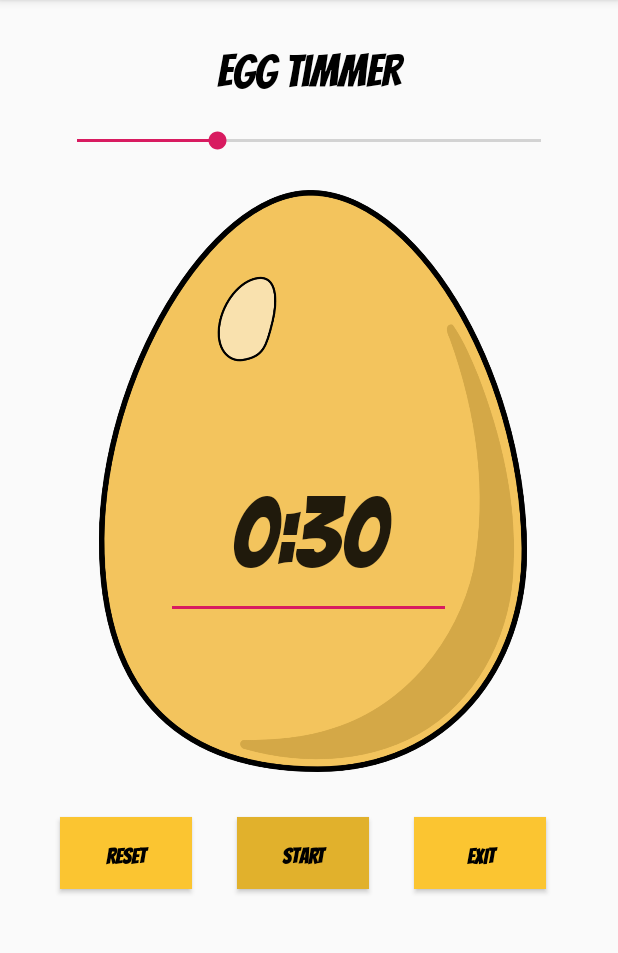
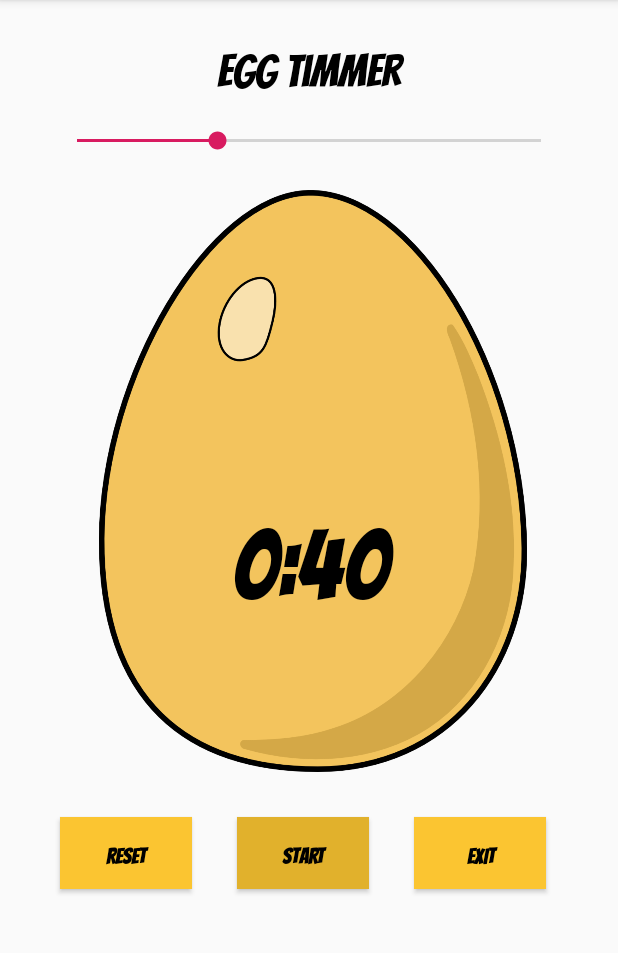
Before and after one commit to michukanyto/eggtimerAndroid, an Android app: the screen it shows after launch (MainActivity), after a tap on "RESET", on a phone screen of 412 x 824 dp, the part 84-1037 px from its top. Run offline under Robolectric (Android 15) with nearby library versions, the phone set to English and light mode, and no system bars.

Commit message:
Changing editText by textEdit in UI and in MainActivity.java

```diff
--- a/app/src/main/java/com/appsmontreal/MainActivity.java
+++ b/app/src/main/java/com/appsmontreal/MainActivity.java
@@ -6,12 +6,14 @@ import android.view.View;
 import android.widget.Button;
 import android.widget.EditText;
 import android.widget.SeekBar;
+import android.widget.TextView;
+import android.widget.Toast;
 
 public class MainActivity extends AppCompatActivity implements View.OnClickListener, SeekBar.OnSeekBarChangeListener {
     Button buttonReset;
     Button buttonStart;
     Button buttonExit;
-    EditText editTextTimer;
+    TextView textViewTimer;
     SeekBar seekBarTime;
     final int MAX = 330;
     final double INITIALPOSITION = 0.30;
@@ -31,14 +33,28 @@ public class MainActivity extends AppCompatActivity implements View.OnClickListe
         buttonReset.setOnClickListener(this);
         buttonStart.setOnClickListener(this);
         buttonExit.setOnClickListener(this);
+        textViewTimer = findViewById(R.id.textViewTimer);
         seekBarTime = findViewById(R.id.seekBarTime);
+        seekBarTime.setOnSeekBarChangeListener(this);
         seekBarTime.setMax(MAX);
         seekBarTime.setProgress(100);
+
+
     }
 
     @Override
     public void onClick(View v) {
         switch (v.getId()){
+            case R.id.buttonReset:
+                textViewTimer.setText("0:40");
+                break;
+            case R.id.buttonStart:
+                break;
+            case R.id.buttonExit:
+                finish();
+                break;
+            default:
+                break;
 
         }
 
@@ -46,7 +62,8 @@ public class MainActivity extends AppCompatActivity implements View.OnClickListe
 
     @Override
     public void onProgressChanged(SeekBar seekBar, int progress, boolean fromUser) {
-
+        textViewTimer.setText(String.valueOf(progress));
+        Toast.makeText(this,String.valueOf(progress),Toast.LENGTH_LONG).show();
     }
 
     @Override
--- a/app/src/main/res/layout/activity_main.xml
+++ b/app/src/main/res/layout/activity_main.xml
@@ -92,24 +92,24 @@
         android:layout_marginLeft="30sp"
         />
 
-    <EditText
-        android:id="@+id/editTextTime"
-        android:layout_width="190dp"
-        android:layout_height="95dp"
+    <TextView
+        android:id="@+id/textViewTimer"
+        android:layout_width="176dp"
+        android:layout_height="105dp"
         android:layout_marginStart="8dp"
         android:layout_marginTop="8dp"
         android:layout_marginEnd="8dp"
         android:layout_marginBottom="8dp"
-        android:ems="10"
         android:fontFamily="@font/bangers"
-        android:inputType="time"
-        android:text="0:30"
+        android:text="TextView"
         android:textAlignment="center"
+        android:textColor="@android:color/background_dark"
         android:textSize="65sp"
         app:layout_constraintBottom_toTopOf="@+id/buttonStart"
         app:layout_constraintEnd_toEndOf="parent"
-        app:layout_constraintHorizontal_bias="0.497"
         app:layout_constraintStart_toStartOf="parent"
         app:layout_constraintTop_toBottomOf="@+id/textViewtitle"
-        app:layout_constraintVertical_bias="0.667" />
+        app:layout_constraintVertical_bias="0.661"
+        tools:text="0:30" />
+
 </android.support.constraint.ConstraintLayout>
```
